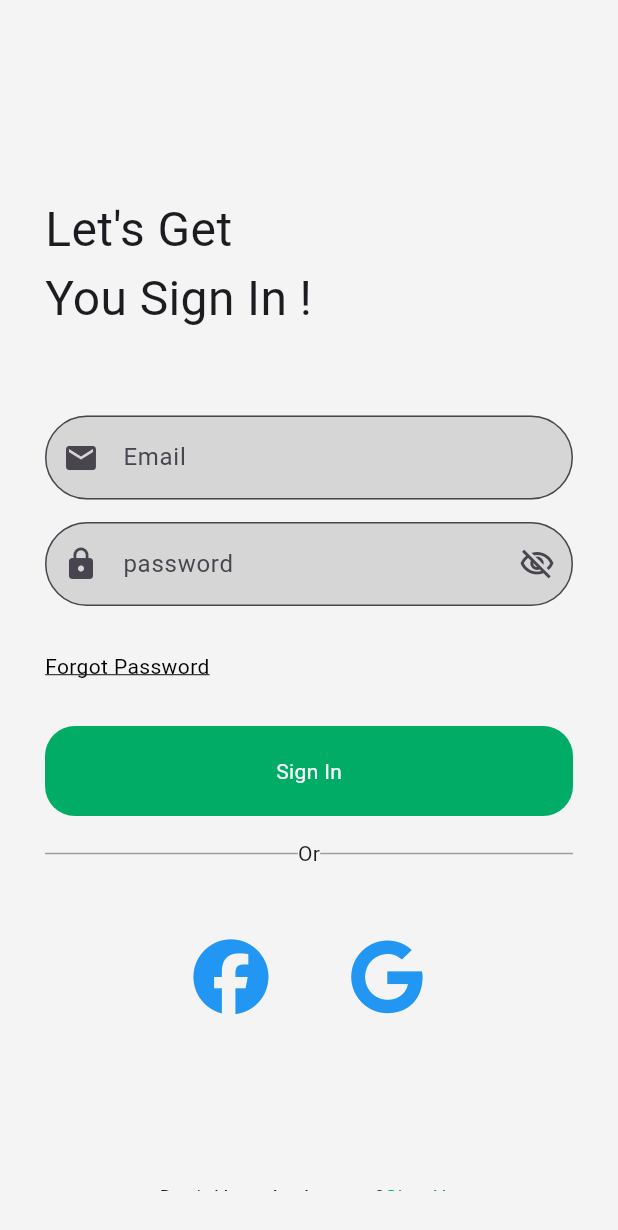
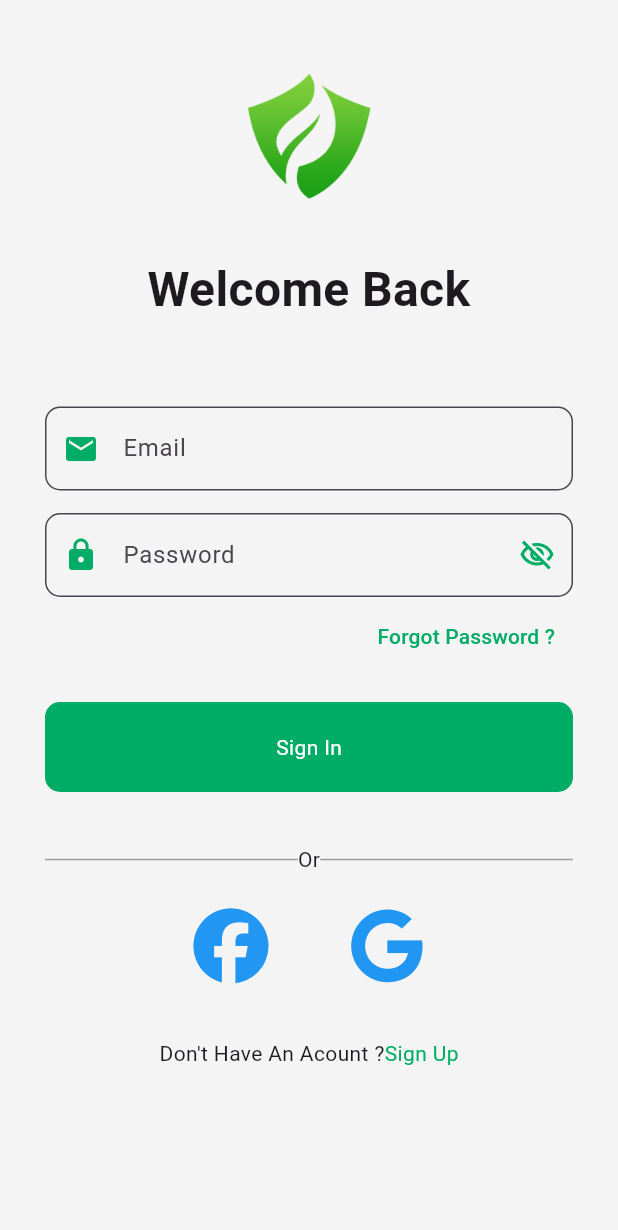
Before and after one commit to Smart-Farming-Graduation-Project/Mobile, a Flutter app: the SignIn screen opened by its route, on a phone screen of 412 x 824 dp. Shown: the top 1230 px of the screen. Run offline on Flutter 3.47's test engine with Material 3 defaults, Android fonts, the phone set to English and light mode, and no system bars; our stand-ins replace badges, flutter_bloc, flutter_screenutil, flutter_slidable, font_awesome_flutter, go_router and 3 more; missing offline and left inert: onboarding_animation.

Commit message:
change auth ui

```diff
--- a/lib/core/utils/theme/assets_data.dart
+++ b/lib/core/utils/theme/assets_data.dart
@@ -1,6 +1,7 @@
 class AseetsData{
   static const logo='assets/images/splash/white_logo.png';
   static const emptyCart='assets/images/cart/empty_cart.gif';
-
+  static const greenlogo='assets/images/splash/green_logo.png';
+  static const greenlogo2='assets/images/splash/green_logo2.png';
 
 }
--- a/lib/featurs/welcome/auth/presentation/views/sign_in.dart
+++ b/lib/featurs/welcome/auth/presentation/views/sign_in.dart
@@ -1,14 +1,18 @@
+import 'dart:ui';
+
 import 'package:crop_guard/core/utils/routing/app_router.dart';
 import 'package:crop_guard/featurs/welcome/auth/presentation/views/forgot_password.dart';
 import 'package:crop_guard/featurs/welcome/auth/presentation/views/widgets/custom_button.dart';
 import 'package:crop_guard/featurs/welcome/auth/presentation/views/widgets/custom_password_text_form_field.dart';
 import 'package:crop_guard/featurs/welcome/auth/presentation/views/widgets/custom_text_form_field.dart';
+import 'package:flutter/cupertino.dart';
 import 'package:flutter/material.dart';
 import 'package:font_awesome_flutter/font_awesome_flutter.dart';
 import 'package:go_router/go_router.dart';
 
 import '../../../../../core/utils/theme/app_colors.dart';
 import '../../../../../core/utils/theme/app_text_styles.dart';
+import '../../../../../core/utils/theme/assets_data.dart';
 import 'create_account.dart';
 
 class SignIn extends StatefulWidget {
@@ -19,6 +23,8 @@ class SignIn extends StatefulWidget {
 }
 
 class _SignInState extends State<SignIn> {
+  TextEditingController textEditingController = TextEditingController();
+  String displayText ='';
   @override
   Widget build(BuildContext context) {
     return Scaffold(
@@ -28,14 +34,19 @@ class _SignInState extends State<SignIn> {
         child: ListView(
           children: [
             const SizedBox(
-              height: 100,
+              height: 15,
             ),
-            const Text('Let\'s Get \nYou Sign In !',
-                textAlign: TextAlign.left, style: AppTextStyles.textStyle32),
+            Image.asset(AseetsData.greenlogo2,height: 90,scale: 0.8,),
+
+            const SizedBox(
+              height: 35,
+            ),
+             Text('Welcome Back',
+                textAlign: TextAlign.center, style: AppTextStyles.textStyle32.copyWith(fontWeight: FontWeight.bold)),
             const SizedBox(
               height: 55,
             ),
-            const CustomTextFormField(
+            CustomTextFormField(
               obsscureText: false,
               name: 'Email',
               iconName: Icons.mail,
@@ -43,38 +54,24 @@ class _SignInState extends State<SignIn> {
             const SizedBox(
               height: 15,
             ),
-            const CustomPasswordTextFormField(),
+            const CustomPasswordTextFormField(text: 'Password',),
             const SizedBox(
-              height: 15,
+              height: 2,
             ),
+
+             TextButton(onPressed: (){
+               _showAlertDialog(context);
+             },
+                 child: Align(
+                   alignment: Alignment.topRight,
+                   child: Text(
+                     'Forgot Password ?',
+                     style: TextStyle(
+                       color: AppColors.kPrimaryColor,),
+                   ),
+                 ),),
             const SizedBox(
-              height: 15,
-            ),
-            Row(
-              children: [
-                GestureDetector(
-                  onTap: () {
-                    Navigator.push(
-                      context,
-                      MaterialPageRoute(
-                        builder: (context) {
-                          return const ForgotPassword();
-                        },
-                      ),
-                    );
-                  },
-                  child: const Text(
-                    'Forgot Password',
-                    textAlign: TextAlign.right,
-                    style: TextStyle(
-                        color: Colors.black,
-                        decoration: TextDecoration.underline),
-                  ),
-                )
-              ],
-            ),
-            const SizedBox(
-              height: 30,
+              height: 20,
             ),
             GestureDetector(
               onTap: () {
@@ -89,7 +86,7 @@ class _SignInState extends State<SignIn> {
               ),
             ),
             const SizedBox(
-              height: 15,
+              height: 35,
             ),
             const Row(
               children: [
@@ -109,7 +106,7 @@ class _SignInState extends State<SignIn> {
               ],
             ),
             const SizedBox(
-              height: 35,
+              height: 10,
             ),
             Row(
               mainAxisAlignment: MainAxisAlignment.center,
@@ -146,7 +143,7 @@ class _SignInState extends State<SignIn> {
               ],
             ),
             const SizedBox(
-              height: 100,
+              height: 25,
             ),
             Row(
               mainAxisAlignment: MainAxisAlignment.center,
@@ -166,8 +163,7 @@ class _SignInState extends State<SignIn> {
                   child: const Text(
                     'Sign Up',
                     style: TextStyle(
-                        color: AppColors.kPrimaryColor,
-                        decoration: TextDecoration.underline),
+                        color: AppColors.kPrimaryColor,),
                   ),
                 ),
               ],
@@ -180,4 +176,47 @@ class _SignInState extends State<SignIn> {
       ),
     );
   }
+  void _showAlertDialog(BuildContext context) {
+    showDialog(
+        context: context,
+        builder: (BuildContext context) {
+          return BackdropFilter(
+            filter: ImageFilter.blur(sigmaX: 5,sigmaY: 5),
+            child: AlertDialog(
+              content: Text("         Verify Your Email Address\n\n\nwe will send the authentication code\n    to the email address you entered.\n                 Do you want continue?\n",
+              style: AppTextStyles.textStyle16.copyWith(fontWeight: FontWeight.bold),),
+              actions: <Widget>[
+                 ElevatedButton(onPressed: (){
+                   Navigator.of(context).pop();
+                 },
+                     child: Text('cancel'),
+                 style: ElevatedButton.styleFrom(
+                   backgroundColor: AppColors.kPrimaryColor,
+                   foregroundColor: AppColors.kWhiteColor,
+                   padding: EdgeInsets.symmetric(horizontal: 50,vertical: 16),
+                   shape: RoundedRectangleBorder(
+                     borderRadius: BorderRadius.circular(8)
+                   )
+                 ),),
+
+                ElevatedButton(onPressed: (){
+                  Navigator.of(context).pop();
+                },
+                  child: Text('Next'),
+                  style: ElevatedButton.styleFrom(
+                      backgroundColor: AppColors.kPrimaryColor,
+                      foregroundColor: AppColors.kWhiteColor,
+                      padding: EdgeInsets.symmetric(horizontal: 50,vertical: 16),
+                      shape: RoundedRectangleBorder(
+                          borderRadius: BorderRadius.circular(8)
+                      )
+                  ),),
+              ],
+            ),
+          );
+          },
+        );
+    }
+
+
 }
--- a/lib/featurs/welcome/auth/presentation/views/verification_code.dart
+++ b/lib/featurs/welcome/auth/presentation/views/verification_code.dart
@@ -54,8 +54,7 @@ class _VerificationCodeState extends State<VerificationCode> {
               children: [
                 Text('Send A New Code',
                   style:TextStyle(
-                      color: Colors.black,
-                      decoration: TextDecoration.underline
+                      color: AppColors.kPrimaryColor,
                   ),
                 )
 
--- a/lib/featurs/welcome/auth/presentation/views/widgets/custom_button.dart
+++ b/lib/featurs/welcome/auth/presentation/views/widgets/custom_button.dart
@@ -17,7 +17,7 @@ class CustomButton extends StatelessWidget {
     return Container(
         decoration: BoxDecoration(
             color:buttoncolor ,
-            borderRadius: BorderRadius.circular(radius)
+            borderRadius: BorderRadius.circular(10)
         ),
         width: buttonwidth,
         height: buttonheight,
--- a/lib/featurs/welcome/auth/presentation/views/widgets/custom_password_text_form_field.dart
+++ b/lib/featurs/welcome/auth/presentation/views/widgets/custom_password_text_form_field.dart
@@ -1,9 +1,12 @@
 
 import 'package:flutter/material.dart';
+
+import '../../../../../../core/utils/theme/app_colors.dart';
 class CustomPasswordTextFormField extends StatefulWidget {
   const CustomPasswordTextFormField({
-    super.key,
+    super.key, required this.text,
   });
+  final String text ;
 
   @override
   State<CustomPasswordTextFormField> createState() => _CustomPasswordTextFormFieldState();
@@ -18,7 +21,7 @@ class _CustomPasswordTextFormFieldState extends State<CustomPasswordTextFormFiel
       controller: password,
         obscureText:!visibility ,
         decoration: InputDecoration(
-          prefixIcon: const Icon(Icons.lock),
+          prefixIcon: const Icon(Icons.lock,color: AppColors.kPrimaryColor,),
           suffixIcon: InkWell(
             onTap: () =>
                 setState( () => visibility = !visibility,
@@ -26,14 +29,19 @@ class _CustomPasswordTextFormFieldState extends State<CustomPasswordTextFormFiel
 
             ),
             child: Icon( visibility ?
-                Icons.visibility_outlined : Icons.visibility_off_outlined ),
+                Icons.visibility_outlined : Icons.visibility_off_outlined ,
+            color: AppColors.kPrimaryColor,),
           ),
 
-          hintText: 'password',
+          hintText: widget.text,
+          focusedBorder: OutlineInputBorder(
+              borderRadius: BorderRadius.circular(10),
+              borderSide: BorderSide(color: AppColors.kPrimaryColor)
+          ),
           border: OutlineInputBorder(
-            borderRadius: BorderRadius.circular(30),
+            borderRadius: BorderRadius.circular(10),
           ),
-          fillColor: const Color(0xffD6D6D6),
+          fillColor: AppColors.kWhiteColor ,
           filled: true,
 
         )
--- a/lib/featurs/welcome/auth/presentation/views/widgets/custom_text_form_field.dart
+++ b/lib/featurs/welcome/auth/presentation/views/widgets/custom_text_form_field.dart
@@ -1,5 +1,7 @@
 
 import 'package:flutter/material.dart';
+
+import '../../../../../../core/utils/theme/app_colors.dart';
 class CustomTextFormField extends StatefulWidget {
    const CustomTextFormField({
     super.key, required this.name, required this.iconName,
@@ -15,18 +17,23 @@ final IconData? iconvisible ;
 }
 
 class _CustomTextFormFieldState extends State<CustomTextFormField> {
+  final myController=TextEditingController();
   @override
   Widget build(BuildContext context) {
     return  TextFormField(
       obscureText:widget.obsscureText ,
       decoration: InputDecoration(
-        prefixIcon: Icon(widget.iconName),
+        prefixIcon: Icon(widget.iconName,color: AppColors.kPrimaryColor,),
         suffixIcon: Icon(widget.iconvisible ),
         hintText: widget.name,
+        focusedBorder: OutlineInputBorder(
+            borderRadius: BorderRadius.circular(10),
+            borderSide: BorderSide(color: AppColors.kPrimaryColor)
+        ),
         border: OutlineInputBorder(
-        borderRadius: BorderRadius.circular(30),
+        borderRadius: BorderRadius.circular(10),
         ),
-        fillColor: const Color(0xffD6D6D6),
+        fillColor: AppColors.kWhiteColor ,
         filled: true,
 
       )
--- a/pubspec.yaml
+++ b/pubspec.yaml
@@ -72,7 +72,7 @@ flutter:
 
   # To add assets to your application, add an assets section, like this:
   assets:
-      - assets/images/splash/white_logo.png
+      - assets/images/splash/
       - assets/images/onboarding/
       - assets/images/cart/
       - assets/images/home/
```
Also changed, not shown: lib/featurs/welcome/auth/presentation/views/create_account.dart (+17 -11 lines), assets/images/splash/green_logo.png (added), assets/images/splash/green_logo2.png (added).
